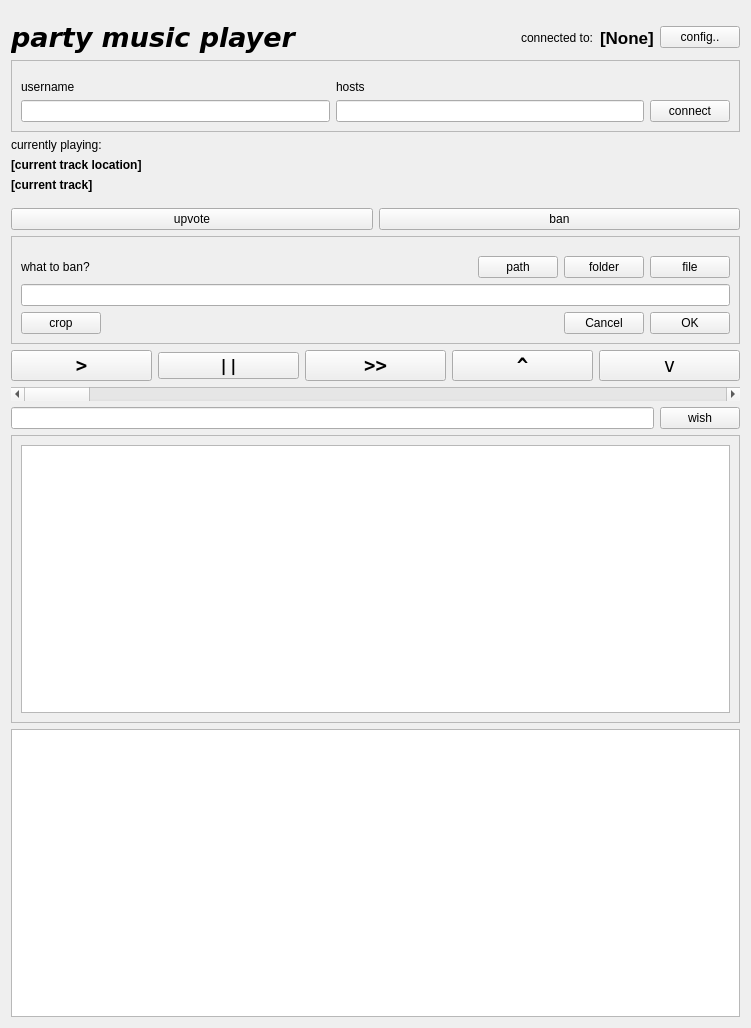
The window that client/pmpc.ui (frans-fuerst/music_scheduler) describes before a commit, drawn with Qt 5.
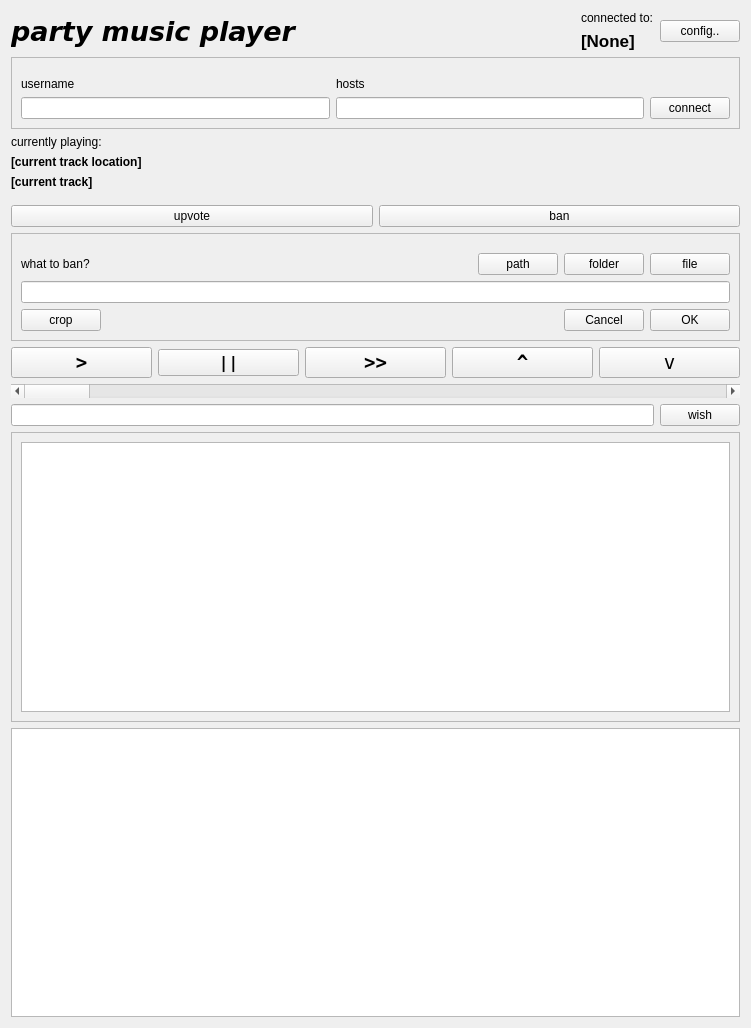
The same window after the commit.

```diff
--- a/client/pmpc.ui
+++ b/client/pmpc.ui
@@ -18,9 +18,6 @@
     <layout class="QVBoxLayout" name="verticalLayout">
      <item>
       <layout class="QHBoxLayout" name="horizontalLayout_5">
-       <property name="topMargin">
-        <number>10</number>
-       </property>
        <item>
         <widget class="QLabel" name="label">
          <property name="font">
@@ -51,6 +48,8 @@
         </spacer>
        </item>
        <item>
+        <layout class="QVBoxLayout" name="verticalLayout_5">
+         <item>
         <widget class="QLabel" name="label_3">
          <property name="text">
           <string>connected to:</string>
@@ -70,6 +69,8 @@
           <string>[None]</string>
          </property>
         </widget>
+         </item>
+        </layout>
        </item>
        <item>
         <widget class="QPushButton" name="pb_config">
```
Lines whose indentation alone changed are shown as unchanged.
